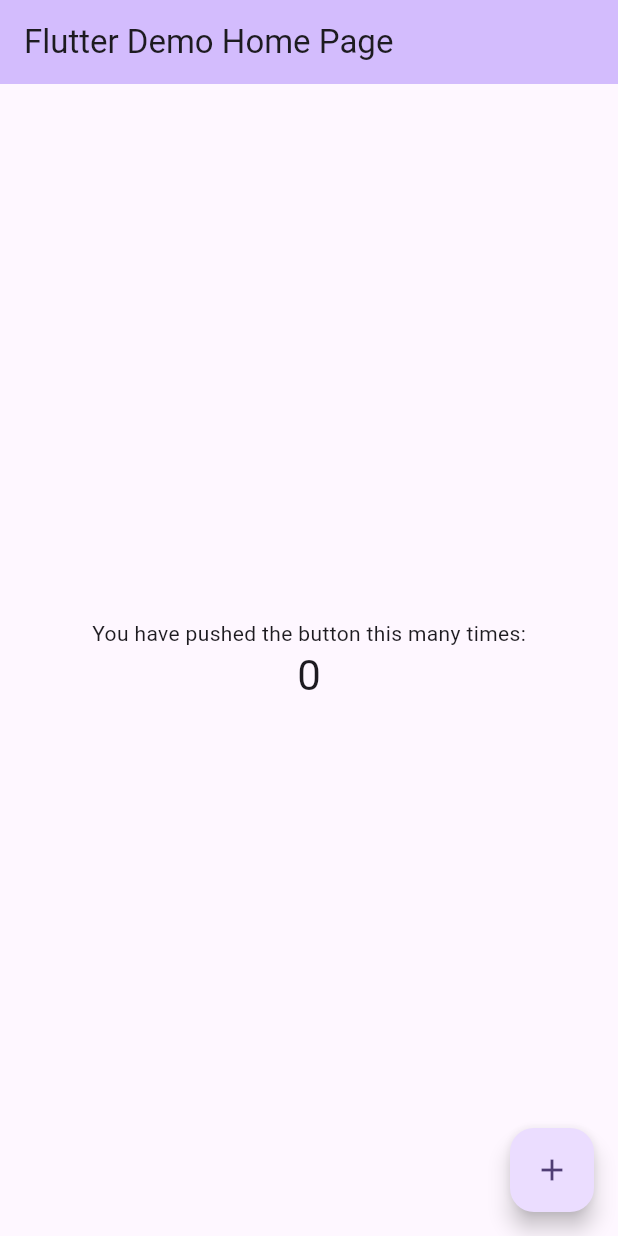
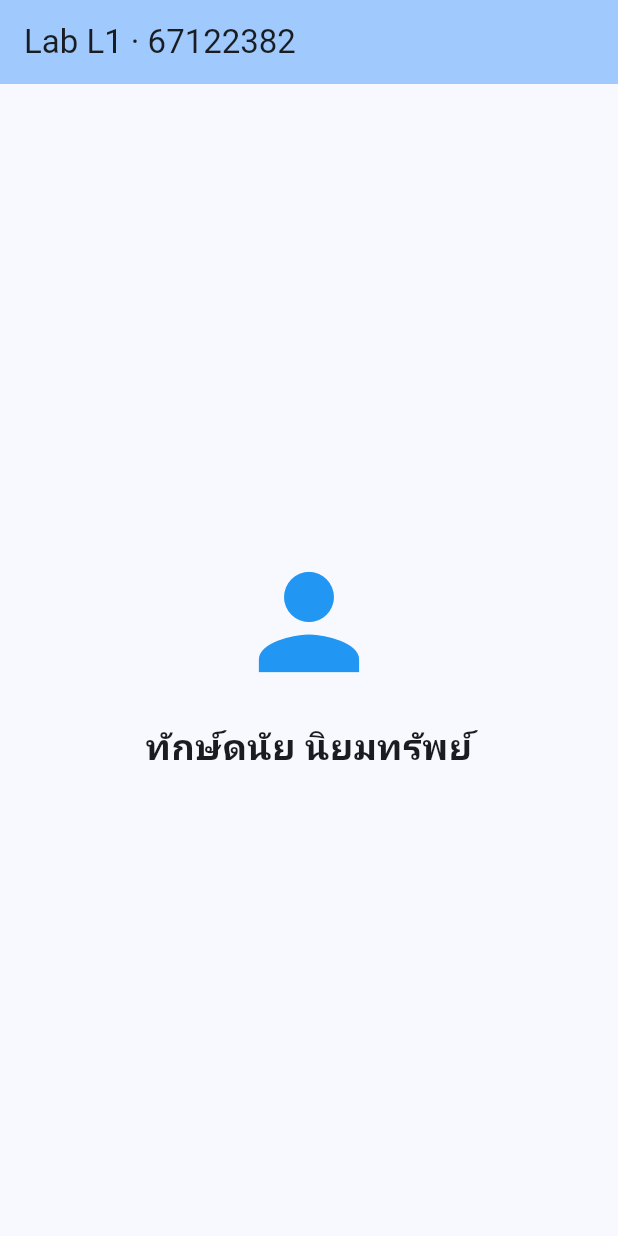
Before and after one commit to premmybabyloveyou/Coe67-332, a Flutter app: the screen it shows after launch, on a phone screen of 412 x 824 dp. Run offline on Flutter 3.47's test engine with Material 3 defaults, Android fonts, the phone set to English and light mode, and no system bars.

Commit message:
feat: update HomePage

```diff
--- a/lab01_profile/lib/main.dart
+++ b/lab01_profile/lib/main.dart
@@ -7,116 +7,42 @@ void main() {
 class MyApp extends StatelessWidget {
   const MyApp({super.key});
 
-  // This widget is the root of your application.
   @override
   Widget build(BuildContext context) {
     return MaterialApp(
-      title: 'Flutter Demo',
+      title: 'About me',
       theme: ThemeData(
-        // This is the theme of your application.
-        //
-        // TRY THIS: Try running your application with "flutter run". You'll see
-        // the application has a purple toolbar. Then, without quitting the app,
-        // try changing the seedColor in the colorScheme below to Colors.green
-        // and then invoke "hot reload" (save your changes or press the "hot
-        // reload" button in a Flutter-supported IDE, or press "r" if you used
-        // the command line to start the app).
-        //
-        // Notice that the counter didn't reset back to zero; the application
-        // state is not lost during the reload. To reset the state, use hot
-        // restart instead.
-        //
-        // This works for code too, not just values: Most code changes can be
-        // tested with just a hot reload.
-        colorScheme: .fromSeed(seedColor: Colors.deepPurple),
+        colorScheme: ColorScheme.fromSeed(seedColor: Colors.blue),
+        useMaterial3: true,
       ),
-      home: const MyHomePage(title: 'Flutter Demo Home Page'),
+      home: const HomePage(),
     );
   }
 }
 
-class MyHomePage extends StatefulWidget {
-  const MyHomePage({super.key, required this.title});
-
-  // This widget is the home page of your application. It is stateful, meaning
-  // that it has a State object (defined below) that contains fields that affect
-  // how it looks.
-
-  // This class is the configuration for the state. It holds the values (in this
-  // case the title) provided by the parent (in this case the App widget) and
-  // used by the build method of the State. Fields in a Widget subclass are
-  // always marked "final".
-
-  final String title;
-
-  @override
-  State<MyHomePage> createState() => _MyHomePageState();
-}
-
-class _MyHomePageState extends State<MyHomePage> {
-  int _counter = 0;
-
-  void _incrementCounter() {
-    setState(() {
-      // This call to setState tells the Flutter framework that something has
-      // changed in this State, which causes it to rerun the build method below
-      // so that the display can reflect the updated values. If we changed
-      // _counter without calling setState(), then the build method would not be
-      // called again, and so nothing would appear to happen.
-      _counter++;
-    });
-  }
+class HomePage extends StatelessWidget {
+  const HomePage({super.key});
 
   @override
   Widget build(BuildContext context) {
-    // This method is rerun every time setState is called, for instance as done
-    // by the _incrementCounter method above.
-    //
-    // The Flutter framework has been optimized to make rerunning build methods
-    // fast, so that you can just rebuild anything that needs updating rather
-    // than having to individually change instances of widgets.
     return Scaffold(
       appBar: AppBar(
-        // TRY THIS: Try changing the color here to a specific color (to
-        // Colors.amber, perhaps?) and trigger a hot reload to see the AppBar
-        // change color while the other colors stay the same.
+        title: const Text('Lab L1 · 67122382'),
         backgroundColor: Theme.of(context).colorScheme.inversePrimary,
-        // Here we take the value from the MyHomePage object that was created by
-        // the App.build method, and use it to set our appbar title.
-        title: Text(widget.title),
       ),
-      body: Center(
-        // Center is a layout widget. It takes a single child and positions it
-        // in the middle of the parent.
+      body: const Center(
         child: Column(
-          // Column is also a layout widget. It takes a list of children and
-          // arranges them vertically. By default, it sizes itself to fit its
-          // children horizontally, and tries to be as tall as its parent.
-          //
-          // Column has various properties to control how it sizes itself and
-          // how it positions its children. Here we use mainAxisAlignment to
-          // center the children vertically; the main axis here is the vertical
-          // axis because Columns are vertical (the cross axis would be
-          // horizontal).
-          //
-          // TRY THIS: Invoke "debug painting" (choose the "Toggle Debug Paint"
-          // action in the IDE, or press "p" in the console), to see the
-          // wireframe for each widget.
-          mainAxisAlignment: .center,
+          mainAxisAlignment: MainAxisAlignment.center,
           children: [
-            const Text('You have pushed the button this many times:'),
+            Icon(Icons.person, size: 100, color: Colors.blue),
+            SizedBox(height: 16),
             Text(
-              '$_counter',
-              style: Theme.of(context).textTheme.headlineMedium,
+              'ทักษ์ดนัย นิยมทรัพย์',
+              style: TextStyle(fontSize: 24, fontWeight: FontWeight.bold),
             ),
           ],
         ),
       ),
-      floatingActionButton: FloatingActionButton(
-        onPressed: _incrementCounter,
-        tooltip: 'Increment',
-        child: const Icon(Icons.add),
-      ),
     );
   }
 }
```
